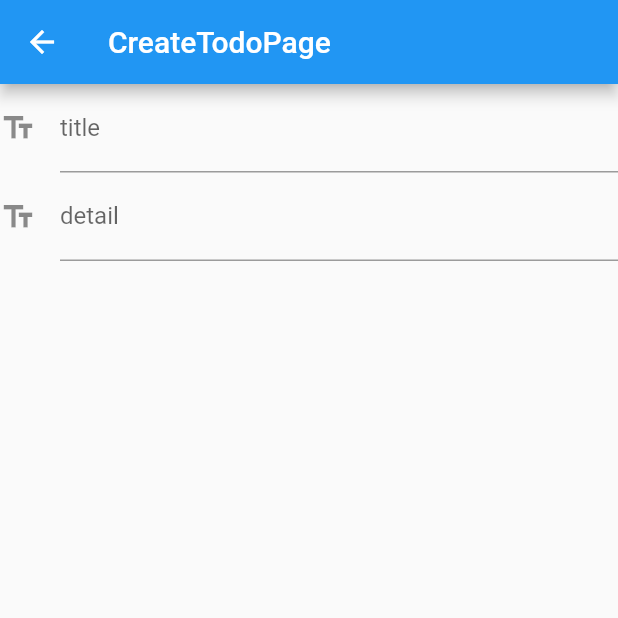
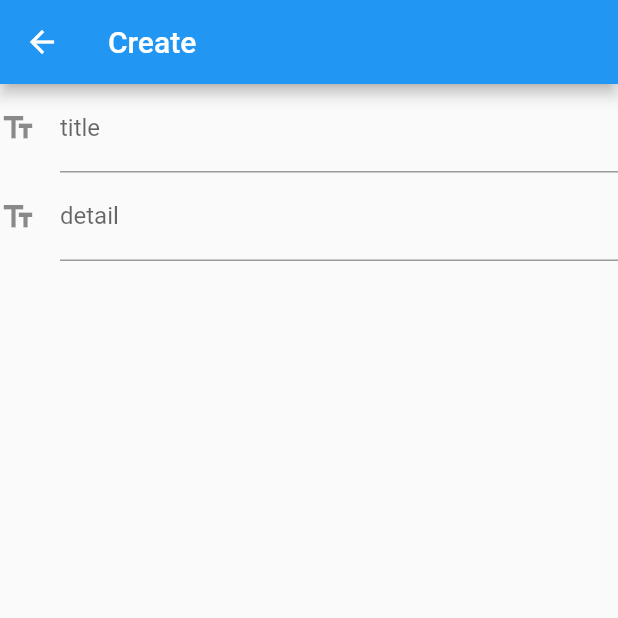
Before and after one commit to CommonPeopleT/todo_list, a Flutter app: the screen it shows after launch, after a tap on the "add" icon, on a phone screen of 412 x 824 dp, the top half of it. Run offline on Flutter 3.47's test engine with Material 2 defaults, Android fonts, the phone set to English and light mode, and no system bars; our stand-ins replace sqflite; accounts and stored records are empty.

Commit message:
新規作成画面と編集画面の重複を削除した

```diff
--- a/lib/pages/create_todo/create_todo_bloc.dart
+++ /dev/null
@@ -1,25 +0,0 @@
-import 'package:todo_list/model/base_bloc.dart';
-import 'package:todo_list/model/todo_item.dart';
-import 'package:todo_list/sql/sql_provider.dart';
-
-class CreateTodoBloc extends BaseBloc{
-  String title = "";
-  String detail = "";
-
-  void onTitleChanged(String title){
-    this.title = title;
-  }
-  void onDetailChanged(String detail){
-    this.detail = detail;
-  }
-  @override
-  void dispose() {
-    if(title.isEmpty && detail.isEmpty)return;
-
-    var sql = SqlProvider();
-    sql.insertItem(
-        TodoItem(title: title,detail: detail)
-    );
-  }
-
-}
--- a/lib/pages/create_todo/create_todo_page.dart
+++ /dev/null
@@ -1,57 +0,0 @@
-import 'package:flutter/cupertino.dart';
-import 'package:flutter/material.dart';
-import 'package:todo_list/pages/create_todo/create_todo_bloc.dart';
-import 'package:provider/provider.dart';
-
-class CreateTodoPage extends StatelessWidget{
-
-  @override
-  Widget build(BuildContext context) {
-    return  Provider<CreateTodoBloc>(
-      create: (context) => CreateTodoBloc(),
-      child: CreateTodo(),
-      dispose: (context,value) => value.dispose(),
-    );
-  }
-
-}
-
-class CreateTodo extends StatelessWidget{
-  @override
-  Widget build(BuildContext context) {
-    var bloc = Provider.of<CreateTodoBloc>(context);
-
-    return Scaffold(
-      appBar: AppBar(
-        title: Text("CreateTodoPage"),
-      ),
-      body: Container(
-        child: Column(
-          children:[
-            TextFormField(
-              enabled: true,
-              keyboardType: TextInputType.text,
-              onChanged: bloc.onTitleChanged,
-              decoration: const InputDecoration(
-                icon: Icon(Icons.text_fields),
-                hintText: 'Title',
-                labelText: 'title',
-              ),
-            ),
-            TextFormField(
-              enabled: true,
-              keyboardType: TextInputType.text,
-              onChanged: bloc.onDetailChanged,
-              decoration: const InputDecoration(
-                icon: Icon(Icons.text_fields),
-                hintText: 'Detail',
-                labelText: 'detail',
-              ),
-            )
-          ],
-        ),
-      )
-    );
-  }
-
-}
--- /dev/null
+++ b/lib/pages/document/base_document_bloc.dart
@@ -0,0 +1,20 @@
+import 'package:flutter/cupertino.dart';
+import 'package:todo_list/model/base_bloc.dart';
+import 'package:todo_list/model/todo_item.dart';
+
+abstract class BaseDocumentBloc extends BaseBloc{
+  TodoItem item;
+  final String appBarTitle;
+  BaseDocumentBloc(item,{@required this.appBarTitle}){
+    if(item == null)this.item = TodoItem(title: '',detail: '');
+    else this.item = item;
+  }
+
+  void onTitleChanged(String title){
+    item.title = title;
+  }
+  void onDetailChanged(String detail){
+    item.detail = detail;
+  }
+
+}
--- a/lib/pages/edit_todo/edit_todo_page.dart
+++ b/lib/pages/document/base_document_page.dart
@@ -1,33 +1,19 @@
 import 'package:flutter/cupertino.dart';
 import 'package:flutter/material.dart';
-import 'package:todo_list/model/todo_item.dart';
 import 'package:provider/provider.dart';
 
-import 'edit_todo_bloc.dart';
+import 'base_document_bloc.dart';
 
-class EditTodoPage extends StatelessWidget{
-  final TodoItem item;
-  EditTodoPage({@required this.item});
+
+class BaseDocumentPage extends StatelessWidget{
 
   @override
   Widget build(BuildContext context) {
-    return  Provider<EditTodoBloc>(
-      create: (context) => EditTodoBloc(item),
-      child: EditTodo(),
-      dispose: (context,value) => value.dispose(),
-    );
-  }
-
-}
-
-class EditTodo extends StatelessWidget{
-  @override
-  Widget build(BuildContext context) {
-    var bloc = Provider.of<EditTodoBloc>(context);
+    var bloc = Provider.of<BaseDocumentBloc>(context);
 
     return Scaffold(
         appBar: AppBar(
-          title: Text("EditTodoPage"),
+          title: Text(bloc.appBarTitle),
         ),
         body: Container(
           child: Column(
--- /dev/null
+++ b/lib/pages/document/create_todo/create_todo_bloc.dart
@@ -0,0 +1,16 @@
+import 'package:todo_list/pages/document/base_document_bloc.dart';
+import 'package:todo_list/sql/sql_provider.dart';
+
+class CreateTodoBloc extends BaseDocumentBloc{
+
+  CreateTodoBloc([item]) : super(item,appBarTitle: 'Create');
+
+  @override
+  void dispose() {
+    if(item.title.isEmpty && item.detail.isEmpty)return;
+
+    var sql = SqlProvider();
+    sql.insertItem(item);
+  }
+
+}
--- /dev/null
+++ b/lib/pages/document/create_todo/create_todo_page.dart
@@ -0,0 +1,19 @@
+import 'package:flutter/cupertino.dart';
+import 'package:flutter/material.dart';
+import 'package:todo_list/pages/document/base_document_bloc.dart';
+import 'package:todo_list/pages/document/base_document_page.dart';
+import 'package:todo_list/pages/document/create_todo/create_todo_bloc.dart';
+import 'package:provider/provider.dart';
+
+class CreateTodoPage extends StatelessWidget{
+
+  @override
+  Widget build(BuildContext context) {
+    return  Provider<BaseDocumentBloc>(
+      create: (context) => CreateTodoBloc(),
+      child: BaseDocumentPage(),
+      dispose: (context,value) => value.dispose(),
+    );
+  }
+
+}
--- a/lib/pages/home/home_bloc.dart
+++ b/lib/pages/home/home_bloc.dart
@@ -4,8 +4,8 @@ import 'package:flutter/cupertino.dart';
 import 'package:flutter/material.dart';
 import 'package:todo_list/model/base_bloc.dart';
 import 'package:todo_list/model/todo_item.dart';
-import 'package:todo_list/pages/create_todo/create_todo_page.dart';
-import 'package:todo_list/pages/edit_todo/edit_todo_page.dart';
+import 'package:todo_list/pages/document/create_todo/create_todo_page.dart';
+import 'package:todo_list/pages/document/edit_todo/edit_todo_page.dart';
 import 'package:todo_list/pages/todo_detail/todo_detail_page.dart';
 import 'package:todo_list/sql/sql_provider.dart';
 
--- a/lib/pages/home/home_component.dart
+++ b/lib/pages/home/home_component.dart
@@ -48,15 +48,15 @@ class HomeComponent extends StatelessWidget{
         border: Border(
           bottom: BorderSide(color: Colors.black38),
         ),
+      ),
 
-      ),
       child: GestureDetector(
         onTap: () => bloc.gotoTodoDetailPage(context, item: item),
         onDoubleTap: () => bloc.gotoEditTodoPage(context,item: item),
         onLongPress: () => bloc.deleteItem(item: item),
         child: Text(item.title),
       ),
+
     );
-
   }
 }
```
Also changed, not shown: lib/pages/document/edit_todo/edit_todo_bloc.dart (added, +16 -0 lines), lib/pages/document/edit_todo/edit_todo_page.dart (added, +23 -0 lines), lib/pages/edit_todo/edit_todo_bloc.dart (deleted, +0 -23 lines), 2 other files.
